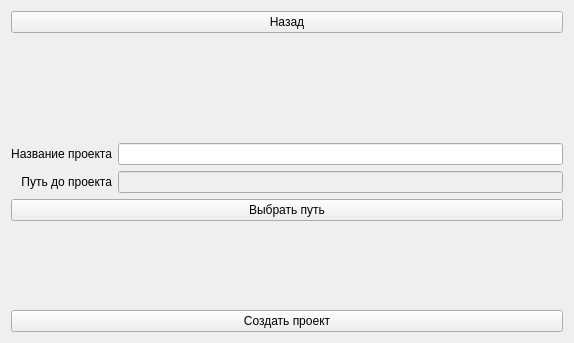
StellarCampfire/GeoPhoto, file resources/ui/NewProjectForm.ui: the form before one commit.
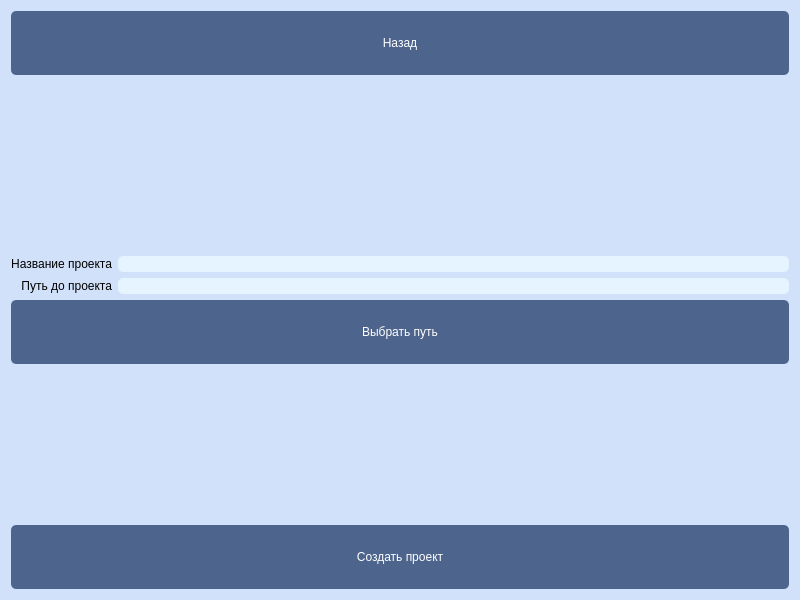
The form after the commit.

Commit message: GEOP-6 Project design

What changed in the file:
```diff
--- a/resources/ui/NewProjectForm.ui
+++ b/resources/ui/NewProjectForm.ui
@@ -6,16 +6,111 @@
    <rect>
     <x>0</x>
     <y>0</y>
-    <width>574</width>
-    <height>343</height>
+    <width>800</width>
+    <height>600</height>
    </rect>
   </property>
   <property name="windowTitle">
    <string>Form</string>
   </property>
+  <property name="styleSheet">
+   <string notr="true">QLabel {
+	text-align: center;
+	font: 57 16pt &quot;Sono Medium&quot;;
+}
+
+QWidget {
+    background-color: rgb(208, 225, 249);
+}
+
+QPushButton {
+    background-color: rgb(77, 100, 141);
+
+    color: white;
+    border-radius: 5px;
+	padding: 25;
+	font: 57 18pt &quot;Sono Medium&quot;;
+}
+
+QPushButton:focus {
+    background-color: rgb(40, 54, 85);
+
+    color: white;
+    border-radius: 5px;
+	padding: 25;
+	font: 57 18pt &quot;Sono Medium&quot;;
+}
+
+QLineEdit {
+	text-align: centrel;
+    border: none;
+	border-radius: 5px;
+    background-color: #E6F4FF;
+	font: 57 16pt &quot;Sono Medium&quot;;
+}</string>
+  </property>
   <layout class="QVBoxLayout" name="verticalLayout_5">
    <item>
     <widget class="QPushButton" name="back_button">
+     <property name="styleSheet">
+      <string notr="true">QLabel {
+	text-align: center;
+	font: 57 16pt &quot;Sono Medium&quot;;
+}
+
+QWidget {
+    background-color: rgb(208, 225, 249);
+}
+
+QPushButton {
+    background-color: rgb(77, 100, 141);
+
+    color: white;
+    border-radius: 5px;
+	padding: 25;
+	font: 57 18pt &quot;Sono Medium&quot;;
+}
+
+QPushButton:focus {
+    background-color: rgb(40, 54, 85);
+
+    color: white;
+    border-radius: 5px;
+	padding: 25;
+	font: 57 18pt &quot;Sono Medium&quot;;
+}
+
+QPushButton[class=&quot;CustomSpinboxButton&quot;] {
+    background-color: rgb(77, 100, 141);
+
+    color: white;
+    border-radius: 5px;
+	padding: 25;
+	font: 57 18pt &quot;Sono Medium&quot;;
+}
+
+QPushButton[class=&quot;CustomSpinboxButtonPressed&quot;] {
+    background-color: rgb(40, 54, 85);
+
+    color: white;
+    border-radius: 5px;
+	padding: 25;
+	font: 57 18pt &quot;Sono Medium&quot;;
+}
+
+QDoubleSpinBox {
+	text-align: centrel;
+    border: none;
+	border-radius: 5px;
+    background-color: #E6F4FF;
+	font: 57 16pt &quot;Sono Medium&quot;;
+}
+
+QDoubleSpinBox:focus {
+    border: 2px solid #0057D9;
+    background-color: #E6F4FF;
+}</string>
+     </property>
      <property name="text">
       <string>Назад</string>
      </property>
```
The commit also changes 10 other files.
